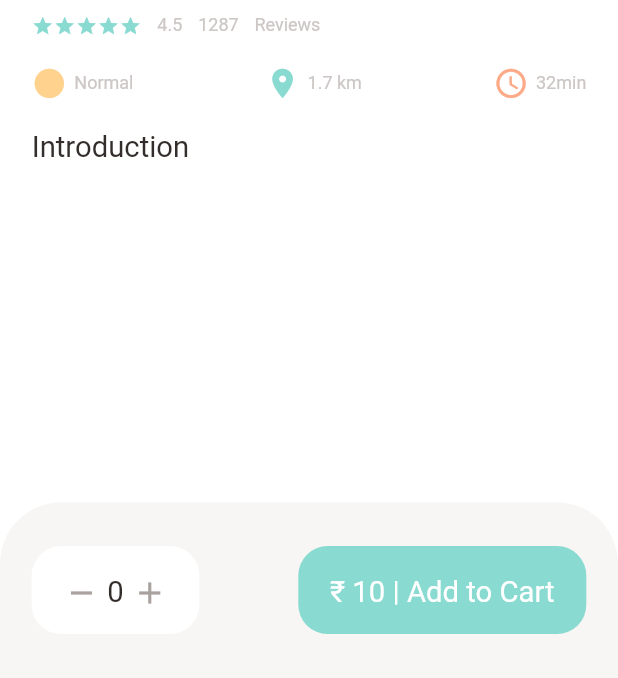
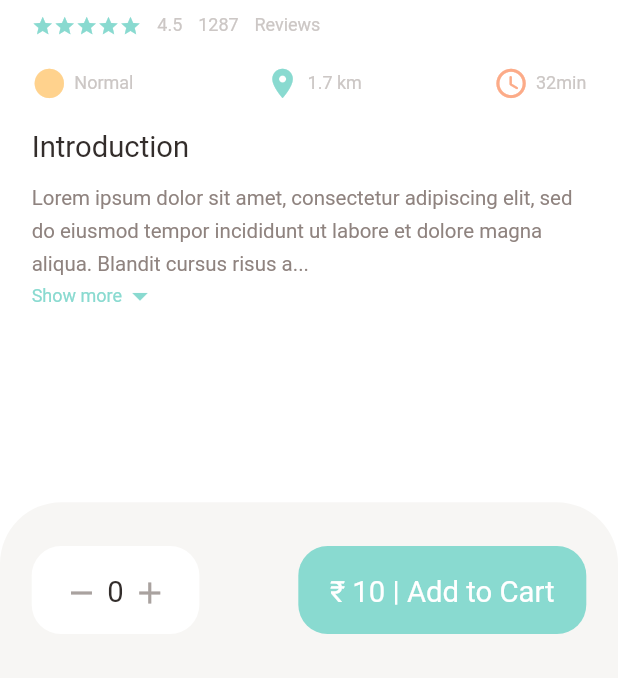
Before and after one commit to pullsaki/food-app, a Flutter app: the screen it shows after launch, on a phone screen of 412 x 824 dp, the part 558-1236 px from its top. Run offline on Flutter 3.47's test engine with Material 2 defaults, Android fonts, the phone set to English and light mode, and no system bars; our stand-ins replace dots_indicator, get.

Commit message:
Complete Popular Food Detail Page with responsive design

```diff
--- a/lib/pages/food/popular_food_detail.dart
+++ b/lib/pages/food/popular_food_detail.dart
@@ -4,6 +4,7 @@ import 'package:food_app/utils/dimensions.dart';
 
 import 'package:food_app/widgets/app_icon.dart';
 import 'package:food_app/widgets/big_text.dart';
+import 'package:food_app/widgets/expandable_text.dart';
 import 'package:food_app/widgets/food_info_column.dart';
 
 class PopularFoodDetail extends StatelessWidget {
@@ -60,6 +61,13 @@ class PopularFoodDetail extends StatelessWidget {
                   const FoodInfoColumn(),
                   SizedBox(height: Dimensions.height20),
                   BigText(text: "Introduction"),
+                  SizedBox(height: Dimensions.height10),
+                  const Expanded(
+                      child: SingleChildScrollView(
+                    child: ExpandableTextWidget(
+                        text:
+                            "Lorem ipsum dolor sit amet, consectetur adipiscing elit, sed do eiusmod tempor incididunt ut labore et dolore magna aliqua. Blandit cursus risus at ultrices mi tempus imperdiet nulla. Quam adipiscing vitae proin sagittis. Ultrices gravida dictum fusce ut placerat orci. Ac turpis egestas maecenas pharetra. At auctor urna nunc id cursus. Condimentum lacinia quis vel eros donec. In nisl nisi scelerisque eu ultrices vitae auctor. Id semper risus in hendrerit. Vitae auctor eu augue ut lectus arcu bibendum at varius. Tempus imperdiet nulla malesuada pellentesque elit eget gravida. Velit ut tortor pretium viverra. Rhoncus aenean vel elit scelerisque mauris pellentesque pulvinar pellentesque. Sit amet nulla facilisi morbi tempus iaculis. Egestas diam in arcu cursus euismod quis viverra. Rhoncus aenean vel elit scelerisque mauris pellentesque pulvinar pellentesque. Sit amet nulla facilisi morbi tempus iaculis. Egestas diam in arcu cursus euismod quis viverra. Rhoncus aenean vel elit scelerisque mauris pellentesque pulvinar pellentesque. Sit amet nulla facilisi morbi tempus iaculis. Egestas diam in arcu cursus euismod quis viverra. Rhoncus aenean vel elit scelerisque mauris pellentesque pulvinar pellentesque. Sit amet nulla facilisi morbi tempus iaculis. Egestas diam in arcu cursus euismod quis viverra."),
+                  )),
                 ],
               ),
             ),
--- a/lib/utils/dimensions.dart
+++ b/lib/utils/dimensions.dart
@@ -31,6 +31,8 @@ class Dimensions {
   static double width30 = screenWidth / 13;
   static double width45 = screenWidth / 8.67;
 
+  static double font14 = screenHeight / (844 / 14);
+  static double font16 = screenHeight / 52.75;
   static double font20 = screenHeight / 42.2;
   static double font26 = screenHeight / 32.46;
 
--- /dev/null
+++ b/lib/widgets/expandable_text.dart
@@ -0,0 +1,79 @@
+import 'package:flutter/material.dart';
+import 'package:food_app/utils/colors.dart';
+import 'package:food_app/utils/dimensions.dart';
+import 'package:food_app/widgets/small_text.dart';
+
+class ExpandableTextWidget extends StatefulWidget {
+  final String text;
+  const ExpandableTextWidget({Key? key, required this.text}) : super(key: key);
+
+  @override
+  State<ExpandableTextWidget> createState() => _ExpandableTextWidgetState();
+}
+
+class _ExpandableTextWidgetState extends State<ExpandableTextWidget> {
+  late String firstHalf;
+  late String secondHalf;
+
+  bool _hiddenText = true;
+
+  double textHeight = Dimensions.screenHeight / 5.63;
+
+  @override
+  void initState() {
+    super.initState();
+    if (widget.text.length > textHeight) {
+      firstHalf = widget.text.substring(0, textHeight.toInt());
+      secondHalf =
+          widget.text.substring(textHeight.toInt() + 1, widget.text.length);
+    } else {
+      firstHalf = widget.text;
+      secondHalf = '';
+    }
+  }
+
+  @override
+  Widget build(BuildContext context) {
+    return Container(
+      child: secondHalf.isEmpty
+          ? SmallText(
+              text: firstHalf,
+              size: Dimensions.font16,
+              color: AppColors.paraColor,
+              height: 1.6,
+            )
+          : Column(
+              children: [
+                SmallText(
+                  text: _hiddenText
+                      ? ("$firstHalf...")
+                      : (firstHalf + secondHalf),
+                  size: Dimensions.font14,
+                  color: AppColors.paraColor,
+                  height: 1.6,
+                ),
+                InkWell(
+                  onTap: () {
+                    setState(() {
+                      _hiddenText = !_hiddenText;
+                    });
+                  },
+                  child: Row(
+                    children: [
+                      SmallText(
+                        text: _hiddenText ? 'Show more' : 'Show less',
+                        color: AppColors.maincolor,
+                      ),
+                      Icon(
+                          _hiddenText
+                              ? Icons.arrow_drop_down
+                              : Icons.arrow_drop_up,
+                          color: AppColors.maincolor),
+                    ],
+                  ),
+                )
+              ],
+            ),
+    );
+  }
+}
```
